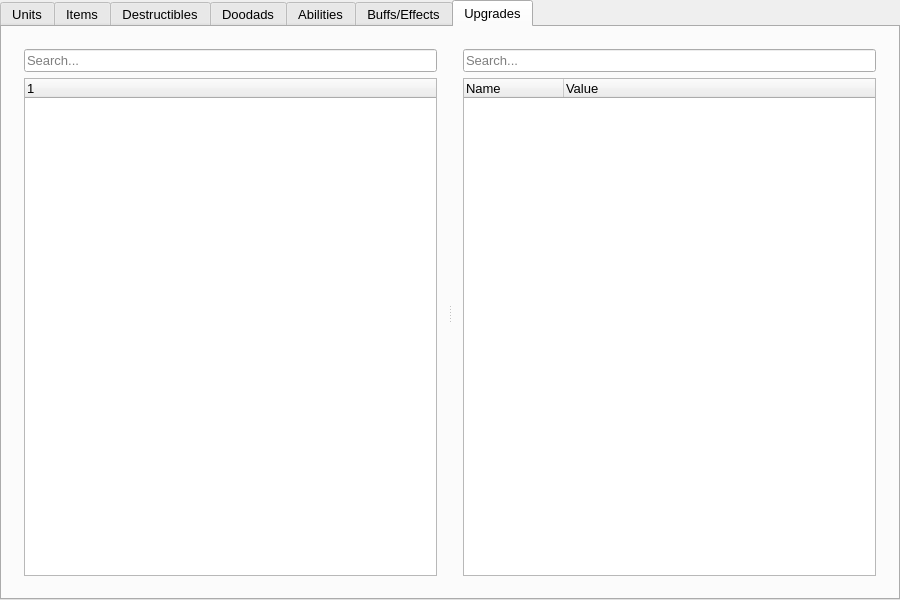
ab0v3g4me/HiveWE, file HiveWE/ObjectEditor.ui: the form before one commit.
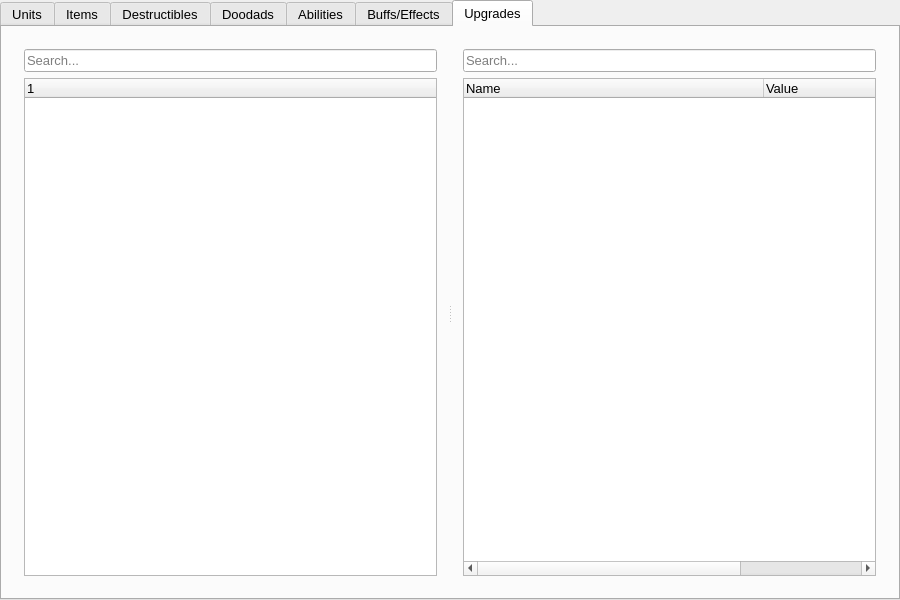
The form after the commit.

```diff
--- a/HiveWE/ObjectEditor.ui
+++ b/HiveWE/ObjectEditor.ui
@@ -621,6 +621,12 @@
             </item>
             <item>
              <widget class="QTreeWidget" name="upgrades_stats">
+              <attribute name="headerDefaultSectionSize">
+               <number>300</number>
+              </attribute>
+              <attribute name="headerMinimumSectionSize">
+               <number>300</number>
+              </attribute>
               <column>
                <property name="text">
                 <string>Name</string>
```
Left out of the diff: 62 changed lines with no effect on the pictures.
